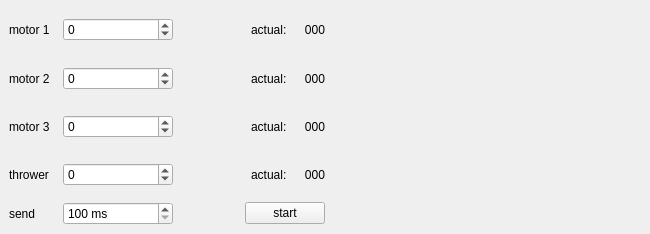
Qt form serial_comms.ui (panihans/true-randomness-mainboard-testing) before a commit.
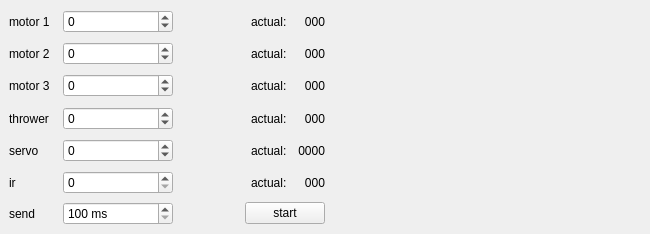
The same form after that commit.

Commit message: added thrower, servo, ir

What changed in the file:
```diff
--- a/serial_comms.ui
+++ b/serial_comms.ui
@@ -95,7 +95,7 @@
            </widget>
           </item>
           <item>
-           <widget class="QLabel" name="label_7">
+           <widget class="QLabel" name="motor1Actual">
             <property name="minimumSize">
              <size>
               <width>32</width>
@@ -170,7 +170,7 @@
            </widget>
           </item>
           <item>
-           <widget class="QLabel" name="label_8">
+           <widget class="QLabel" name="motor2Actual">
             <property name="minimumSize">
              <size>
               <width>32</width>
@@ -320,7 +320,139 @@
            </widget>
           </item>
           <item>
-           <widget class="QLabel" name="label_12">
+           <widget class="QLabel" name="throwerActual">
+            <property name="minimumSize">
+             <size>
+              <width>32</width>
+              <height>0</height>
+             </size>
+            </property>
+            <property name="text">
+             <string>000</string>
+            </property>
+            <property name="alignment">
+             <set>Qt::AlignRight|Qt::AlignTrailing|Qt::AlignVCenter</set>
+            </property>
+           </widget>
+          </item>
+         </layout>
+        </item>
+        <item>
+         <layout class="QHBoxLayout" name="horizontalLayout_6">
+          <item>
+           <widget class="QLabel" name="label_14">
+            <property name="minimumSize">
+             <size>
+              <width>48</width>
+              <height>0</height>
+             </size>
+            </property>
+            <property name="text">
+             <string>servo</string>
+            </property>
+           </widget>
+          </item>
+          <item>
+           <widget class="QSpinBox" name="servoSpinBox">
+            <property name="minimumSize">
+             <size>
+              <width>110</width>
+              <height>0</height>
+             </size>
+            </property>
+            <property name="minimum">
+             <number>-65535</number>
+            </property>
+            <property name="maximum">
+             <number>65535</number>
+            </property>
+           </widget>
+          </item>
+          <item>
+           <spacer name="horizontalSpacer_7">
+            <property name="orientation">
+             <enum>Qt::Horizontal</enum>
+            </property>
+            <property name="sizeHint" stdset="0">
+             <size>
+              <width>40</width>
+              <height>20</height>
+             </size>
+            </property>
+           </spacer>
+          </item>
+          <item>
+           <widget class="QLabel" name="label_15">
+            <property name="text">
+             <string>actual:</string>
+            </property>
+           </widget>
+          </item>
+          <item>
+           <widget class="QLabel" name="servoActual">
+            <property name="minimumSize">
+             <size>
+              <width>32</width>
+              <height>0</height>
+             </size>
+            </property>
+            <property name="text">
+             <string>0000</string>
+            </property>
+            <property name="alignment">
+             <set>Qt::AlignRight|Qt::AlignTrailing|Qt::AlignVCenter</set>
+            </property>
+           </widget>
+          </item>
+         </layout>
+        </item>
+        <item>
+         <layout class="QHBoxLayout" name="horizontalLayout_7">
+          <item>
+           <widget class="QLabel" name="label_7">
+            <property name="minimumSize">
+             <size>
+              <width>48</width>
+              <height>0</height>
+             </size>
+            </property>
+            <property name="text">
+             <string>ir</string>
+            </property>
+           </widget>
+          </item>
+          <item>
+           <widget class="QSpinBox" name="irSpinBox">
+            <property name="minimumSize">
+             <size>
+              <width>110</width>
+              <height>0</height>
+             </size>
+            </property>
+           </widget>
+          </item>
+          <item>
+           <spacer name="horizontalSpacer_8">
+            <property name="orientation">
+             <enum>Qt::Horizontal</enum>
+            </property>
+            <property name="sizeHint" stdset="0">
+             <size>
+              <width>40</width>
+              <height>20</height>
+             </size>
+            </property>
+           </spacer>
+          </item>
+          <item>
+           <widget class="QLabel" name="label_8">
+            <property name="text">
+             <string>actual:</string>
+            </property>
+           </widget>
+          </item>
+          <item>
+           <widget class="QLabel" name="irActual">
             <property name="minimumSize">
              <size>
               <width>32</width>
```
Left out of the diff: 2 changed lines with no effect on the pictures. The commit also changes 1 other file.
